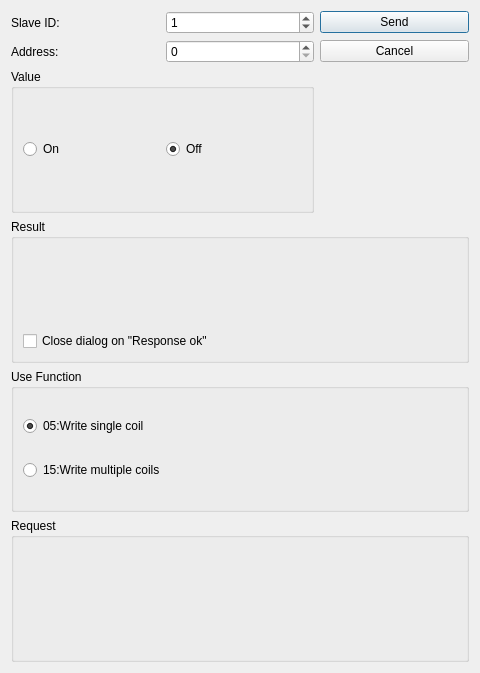
The window that modbuswritesinglecoildialog.ui (CharlosNels/DebugMyProtocol) describes before a commit, drawn with Qt 5.
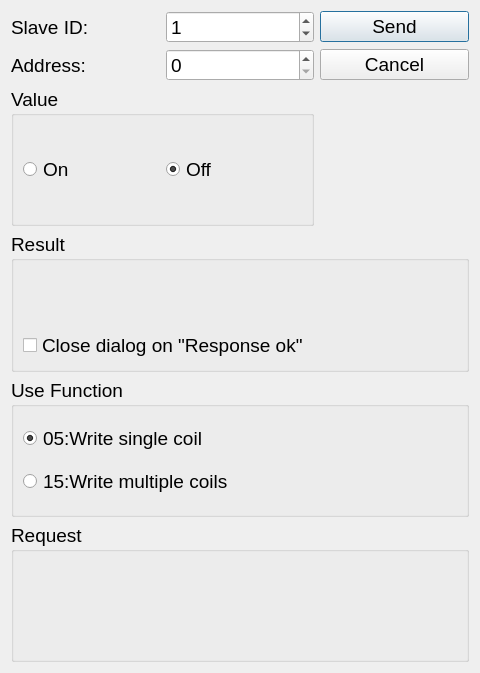
The same window after the commit.

What changed in the file:
```diff
--- a/modbuswritesinglecoildialog.ui
+++ b/modbuswritesinglecoildialog.ui
@@ -22,6 +22,11 @@
     <height>673</height>
    </size>
   </property>
+  <property name="font">
+   <font>
+    <pointsize>14</pointsize>
+   </font>
+  </property>
   <property name="windowTitle">
    <string>Dialog</string>
   </property>
```
